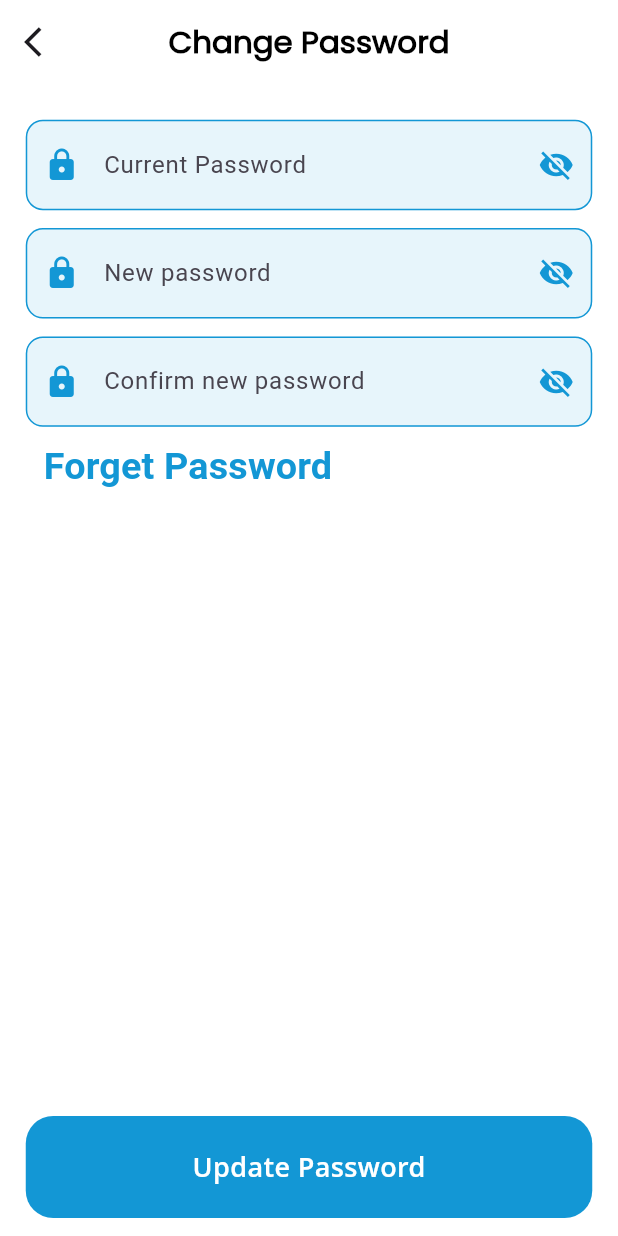
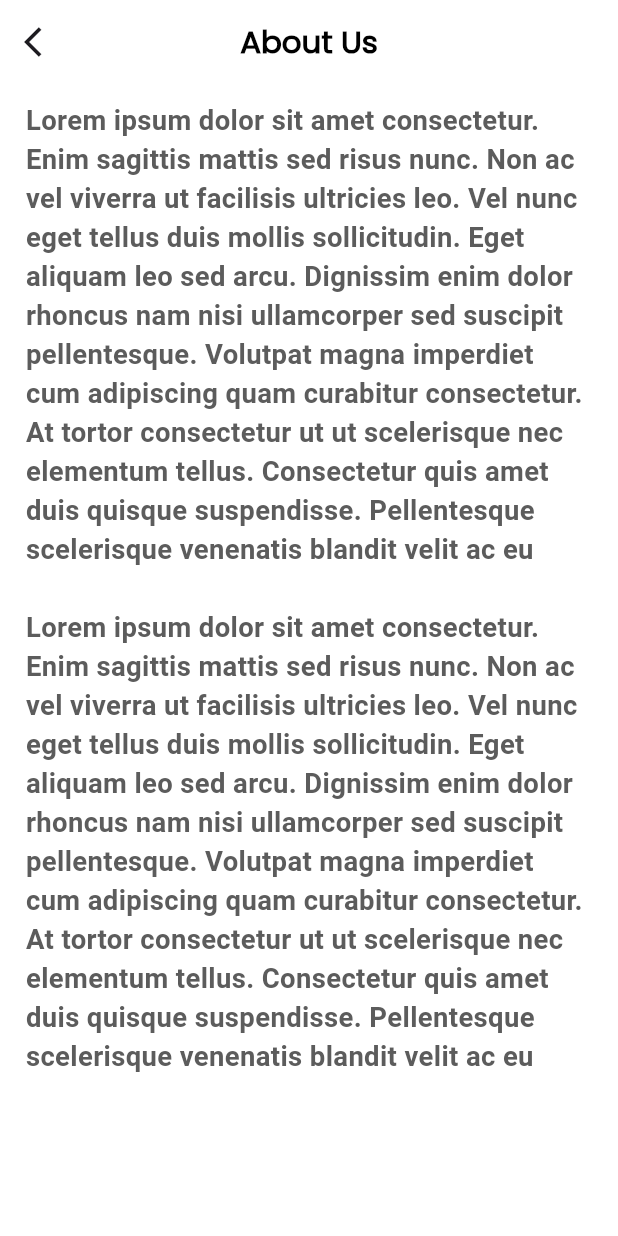
Before and after one commit to TopuFD/bk-gas, a Flutter app: the SettingsScreen screen opened by its route, after a tap on "About Us", on a phone screen of 412 x 824 dp. Run offline on Flutter 3.47's test engine with Material 3 defaults, Android fonts, the phone set to English and light mode, and no system bars; our stand-ins replace flutter_screenutil, flutter_svg, get, image_picker, pin_code_fields; Roboto replaces fonts that are missing (Open Sans).

Commit message:
add about and terms and privacy screens

```diff
--- a/lib/route/app_route.dart
+++ b/lib/route/app_route.dart
@@ -1,7 +1,10 @@
 import 'package:bk_gas/view/account_screen/account_profile_screen.dart';
 import 'package:bk_gas/view/account_screen/edit_profile_screen.dart';
+import 'package:bk_gas/view/account_screen/inner_screen/settings/about_screen.dart';
 import 'package:bk_gas/view/account_screen/inner_screen/settings/change_pass_screen.dart';
+import 'package:bk_gas/view/account_screen/inner_screen/settings/privacy_policy_screen.dart';
 import 'package:bk_gas/view/account_screen/inner_screen/settings/settings_screen.dart';
+import 'package:bk_gas/view/account_screen/inner_screen/settings/terms_screen.dart';
 import 'package:bk_gas/view/authe_screen/forget_pass_screen.dart';
 import 'package:bk_gas/view/authe_screen/get_otp_screen.dart';
 import 'package:bk_gas/view/authe_screen/login_screen.dart';
@@ -37,6 +40,9 @@ class AppRoute {
   static String editProfilScreen = "/editProfilScreen";
   static String settingsScreen = "/settingsScreen";
   static String changePassScreen = "/changePassScreen";
+  static String aboutScreen = "/aboutScreen";
+  static String termConditionScreen = "/termConditionScreen";
+  static String privacyScreen = "/privacyScreen";
 }
 
 List<GetPage> getPage = [
@@ -125,4 +131,19 @@ List<GetPage> getPage = [
     page: () => ChangePassScreen(),
     transition: Transition.fade,
   ),
+  GetPage(
+    name: AppRoute.aboutScreen,
+    page: () => const AboutScreen(),
+    transition: Transition.fade,
+  ),
+  GetPage(
+    name: AppRoute.termConditionScreen,
+    page: () => const TermsScreen(),
+    transition: Transition.fade,
+  ),
+  GetPage(
+    name: AppRoute.privacyScreen,
+    page: () => const PrivacyPolicyScreen(),
+    transition: Transition.fade,
+  ),
 ];
--- /dev/null
+++ b/lib/view/account_screen/inner_screen/settings/about_screen.dart
@@ -0,0 +1,16 @@
+import 'package:bk_gas/utils/text_style.dart';
+import 'package:bk_gas/widget/custom_appber.dart';
+import 'package:flutter/material.dart';
+import 'package:flutter_screenutil/flutter_screenutil.dart';
+
+class AboutScreen extends StatelessWidget {
+  const AboutScreen({super.key});
+
+  @override
+  Widget build(BuildContext context) {
+    return Scaffold(
+      appBar: const CustomAppbar(title: "About Us",),
+      body: Padding(padding: EdgeInsets.symmetric(horizontal: 15.w,vertical: 10.h),child: Text("""Lorem ipsum dolor sit amet consectetur. Enim sagittis mattis sed risus nunc. Non ac vel viverra ut facilisis ultricies leo. Vel nunc eget tellus duis mollis sollicitudin. Eget aliquam leo sed arcu. Dignissim enim dolor rhoncus nam nisi ullamcorper sed suscipit pellentesque. Volutpat magna imperdiet cum adipiscing quam curabitur consectetur. At tortor consectetur ut ut scelerisque nec elementum tellus. Consectetur quis amet duis quisque suspendisse. Pellentesque scelerisque venenatis blandit velit ac eu \n \nLorem ipsum dolor sit amet consectetur. Enim sagittis mattis sed risus nunc. Non ac vel viverra ut facilisis ultricies leo. Vel nunc eget tellus duis mollis sollicitudin. Eget aliquam leo sed arcu. Dignissim enim dolor rhoncus nam nisi ullamcorper sed suscipit pellentesque. Volutpat magna imperdiet cum adipiscing quam curabitur consectetur. At tortor consectetur ut ut scelerisque nec elementum tellus. Consectetur quis amet duis quisque suspendisse. Pellentesque scelerisque venenatis blandit velit ac eu""",style: CustomTextStyle.h3(),),),
+    );
+  }
+}
--- /dev/null
+++ b/lib/view/account_screen/inner_screen/settings/privacy_policy_screen.dart
@@ -0,0 +1,16 @@
+import 'package:bk_gas/utils/text_style.dart';
+import 'package:bk_gas/widget/custom_appber.dart';
+import 'package:flutter/material.dart';
+import 'package:flutter_screenutil/flutter_screenutil.dart';
+
+class PrivacyPolicyScreen extends StatelessWidget {
+  const PrivacyPolicyScreen({super.key});
+
+  @override
+  Widget build(BuildContext context) {
+    return Scaffold(
+      appBar: const CustomAppbar(title: "About Us",),
+      body: Padding(padding: EdgeInsets.symmetric(horizontal: 15.w,vertical: 10.h),child: Text("""Lorem ipsum dolor sit amet consectetur. Enim sagittis mattis sed risus nunc. Non ac vel viverra ut facilisis ultricies leo. Vel nunc eget tellus duis mollis sollicitudin. Eget aliquam leo sed arcu. Dignissim enim dolor rhoncus nam nisi ullamcorper sed suscipit pellentesque. Volutpat magna imperdiet cum adipiscing quam curabitur consectetur. At tortor consectetur ut ut scelerisque nec elementum tellus. Consectetur quis amet duis quisque suspendisse. Pellentesque scelerisque venenatis blandit velit ac eu \n \nLorem ipsum dolor sit amet consectetur. Enim sagittis mattis sed risus nunc. Non ac vel viverra ut facilisis ultricies leo. Vel nunc eget tellus duis mollis sollicitudin. Eget aliquam leo sed arcu. Dignissim enim dolor rhoncus nam nisi ullamcorper sed suscipit pellentesque. Volutpat magna imperdiet cum adipiscing quam curabitur consectetur. At tortor consectetur ut ut scelerisque nec elementum tellus. Consectetur quis amet duis quisque suspendisse. Pellentesque scelerisque venenatis blandit velit ac eu""",style: CustomTextStyle.h3(),),),
+    );
+  }
+}
--- a/lib/view/account_screen/inner_screen/settings/settings_screen.dart
+++ b/lib/view/account_screen/inner_screen/settings/settings_screen.dart
@@ -37,21 +37,21 @@ class SettingsScreen extends StatelessWidget {
               title: "About Us",
               iconData: CupertinoIcons.exclamationmark_circle_fill,
               ontap: () {
-                Get.toNamed(AppRoute.changePassScreen);
+                Get.toNamed(AppRoute.aboutScreen);
               },
             ),
             settingItems(
               title: "Terms & Conditions",
               iconData: CupertinoIcons.exclamationmark_triangle_fill,
               ontap: () {
-                Get.toNamed(AppRoute.changePassScreen);
+                Get.toNamed(AppRoute.termConditionScreen);
               },
             ),
             settingItems(
               title: "Privacy Policy",
               iconData: CupertinoIcons.question_circle_fill,
               ontap: () {
-                Get.toNamed(AppRoute.changePassScreen);
+                Get.toNamed(AppRoute.privacyScreen);
               },
             ),
           ],
--- /dev/null
+++ b/lib/view/account_screen/inner_screen/settings/terms_screen.dart
@@ -0,0 +1,16 @@
+import 'package:bk_gas/utils/text_style.dart';
+import 'package:bk_gas/widget/custom_appber.dart';
+import 'package:flutter/material.dart';
+import 'package:flutter_screenutil/flutter_screenutil.dart';
+
+class TermsScreen extends StatelessWidget {
+  const TermsScreen({super.key});
+
+  @override
+  Widget build(BuildContext context) {
+    return Scaffold(
+      appBar: const CustomAppbar(title: "About Us",),
+      body: Padding(padding: EdgeInsets.symmetric(horizontal: 15.w,vertical: 10.h),child: Text("""Lorem ipsum dolor sit amet consectetur. Enim sagittis mattis sed risus nunc. Non ac vel viverra ut facilisis ultricies leo. Vel nunc eget tellus duis mollis sollicitudin. Eget aliquam leo sed arcu. Dignissim enim dolor rhoncus nam nisi ullamcorper sed suscipit pellentesque. Volutpat magna imperdiet cum adipiscing quam curabitur consectetur. At tortor consectetur ut ut scelerisque nec elementum tellus. Consectetur quis amet duis quisque suspendisse. Pellentesque scelerisque venenatis blandit velit ac eu \n \nLorem ipsum dolor sit amet consectetur. Enim sagittis mattis sed risus nunc. Non ac vel viverra ut facilisis ultricies leo. Vel nunc eget tellus duis mollis sollicitudin. Eget aliquam leo sed arcu. Dignissim enim dolor rhoncus nam nisi ullamcorper sed suscipit pellentesque. Volutpat magna imperdiet cum adipiscing quam curabitur consectetur. At tortor consectetur ut ut scelerisque nec elementum tellus. Consectetur quis amet duis quisque suspendisse. Pellentesque scelerisque venenatis blandit velit ac eu""",style: CustomTextStyle.h3(),),),
+    );
+  }
+}
```
